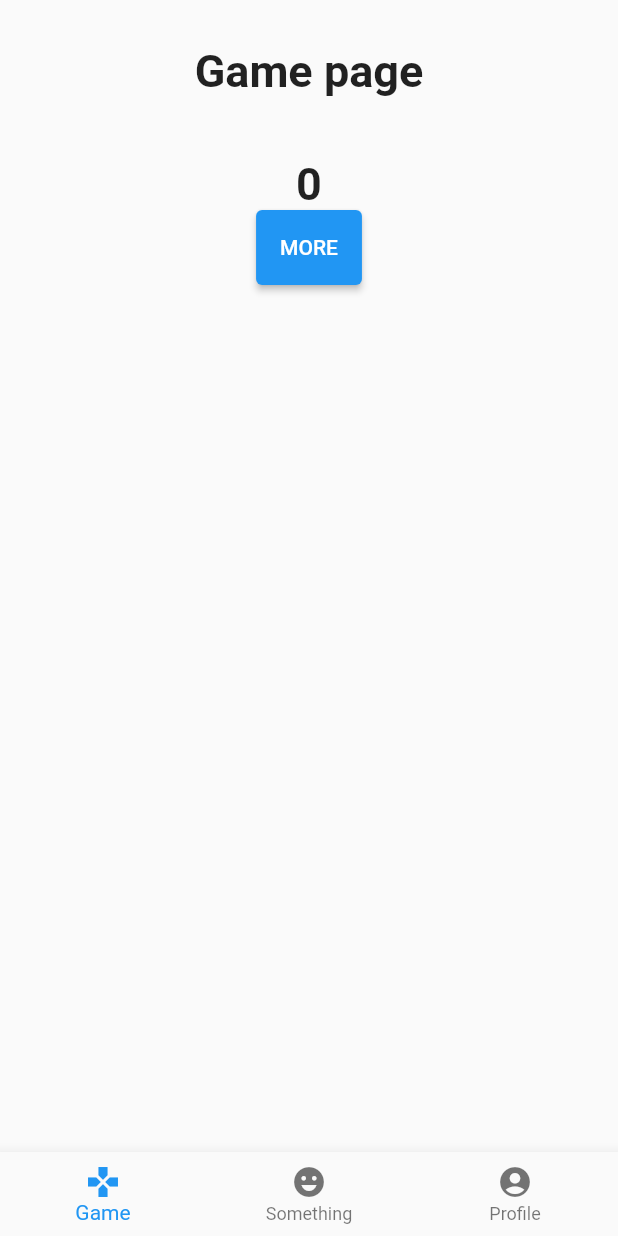
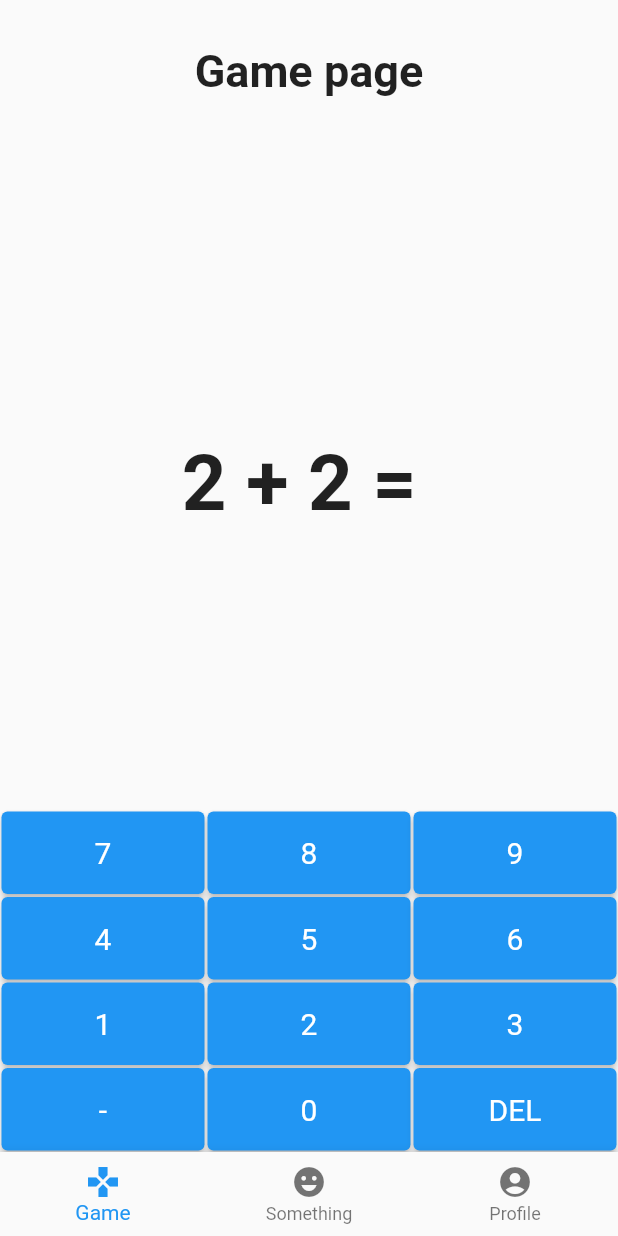
Before and after one commit to EvgenyPetrashko/arithmetic_pvp, a Flutter app: the HomePage screen opened directly, on a phone screen of 412 x 824 dp. Run offline on Flutter 3.47's test engine with Material 2 defaults, Android fonts, the light colour scheme and no system bars; our stand-ins replace dio, flutter_svg, loading_overlay, shared_preferences; accounts and stored records are empty.

Commit message:
Added keyboard, logic is not implemented

```diff
--- a/lib/game.dart
+++ b/lib/game.dart
@@ -1,4 +1,6 @@
+import 'package:arithmetic_pvp/keyboard.dart';
 import 'package:flutter/material.dart';
+
 
 class GamePage extends StatefulWidget {
   const GamePage({Key? key}) : super(key: key);
@@ -8,49 +10,90 @@ class GamePage extends StatefulWidget {
 }
 
 class _GamePageState extends State<GamePage> {
-  var i = 0;
+  final String expression = "2 + 2 = ";
+  String ans = '';
 
-  // @override
-  // void initState() {
-  //   super.initState();
-  //   i = 0;
-  // }
+  void updateAns(String command) {
+    setState(() {
+      switch(command) {
+        case 'DEL': {
+          if (ans.isNotEmpty) {
+            ans = ans.substring(0, ans.length - 1);
+          }
+        }
+        break;
 
-  void _increment() {
-    setState(() {
-      i++;
+        case '-': {
+          if (ans.isEmpty){
+            ans = '-';
+          }
+          else{
+            if (ans[0] == '-'){
+              ans = ans.substring(1);
+            }
+            else{
+              ans = '-' + ans;
+            }
+          }
+        }
+        break;
+
+        default: {
+          ans = ans + 'command';
+        }
+        break;
+      }
+
     });
   }
 
   @override
   Widget build(BuildContext context) {
-    return Center(
+    return SafeArea(
       child: Column(
-        mainAxisAlignment: MainAxisAlignment.start,
+        mainAxisAlignment: MainAxisAlignment.spaceBetween,
         children: <Widget>[
           Container(
             child: const Text("Game page",
                 style: TextStyle(fontSize: 30, fontWeight: FontWeight.bold)),
             margin: const EdgeInsets.only(top: 30, bottom: 40),
           ),
-          Container(
-            padding: const EdgeInsets.only(left: 50, right: 50),
-            child: Text(
-              i.toString(),
-              style: const TextStyle(fontSize: 30, fontWeight: FontWeight.bold),
+          Center(
+            child: Row(
+              mainAxisAlignment: MainAxisAlignment.center,
+              children: [
+                Text(
+                  expression,
+                  // textAlign: TextAlign.center,
+                  style: const TextStyle(
+                      fontSize: 52, fontWeight: FontWeight.bold),
+                ),
+                Text(
+                  ans,
+                  // textAlign: TextAlign.center,
+                  style: const TextStyle(
+                      fontSize: 52, fontWeight: FontWeight.bold),
+                ),
+                // SizedBox(
+                //   width: 100,
+                //   // padding: const EdgeInsets.only(left: 10),
+                //   child: (TextField(
+                //     decoration: const InputDecoration(
+                //       hintText: '123',
+                //       border: InputBorder.none,
+                //     ),
+                //     inputFormatters: [
+                //       LengthLimitingTextInputFormatter(3),
+                //     ],
+                //     style: const TextStyle(
+                //         fontSize: 52, fontWeight: FontWeight.bold),
+                //     // textAlign: TextAlign.left,
+                //   )),
+                // ),
+              ],
             ),
           ),
-          Align(
-            alignment: Alignment.bottomCenter,
-            child: Container(
-              margin: const EdgeInsets.only(bottom: 50),
-              height: 50,
-              child: ElevatedButton(
-                onPressed: _increment,
-                child: const Text('MORE'),
-              ),
-            ),
-          ),
+          Keyboard(onTap: updateAns),
         ],
       ),
     );
--- /dev/null
+++ b/lib/keyboard.dart
@@ -0,0 +1,67 @@
+import 'package:flutter/material.dart';
+
+class Keyboard extends StatefulWidget {
+  final void Function(String) onTap;
+
+  const Keyboard({Key? key, required this.onTap}) : super(key: key);
+
+  @override
+  State<Keyboard> createState() => _KeyboardState();
+}
+
+class _KeyboardState extends State<Keyboard> {
+  @override
+  Widget build(BuildContext context) {
+    return Column(children: [
+      Row(children: const [
+        KeyboardButton(val: '7'),
+        KeyboardButton(val: '8'),
+        KeyboardButton(val: '9'),
+      ]),
+      Row(children: const [
+        KeyboardButton(val: '4'),
+        KeyboardButton(val: '5'),
+        KeyboardButton(val: '6'),
+      ]),
+      Row(children: const [
+        KeyboardButton(val: '1'),
+        KeyboardButton(val: '2'),
+        KeyboardButton(val: '3'),
+      ]),
+      Row(children: const [
+        KeyboardButton(val: '-'),
+        KeyboardButton(val: '0'),
+        KeyboardButton(val: 'DEL'),
+      ]),
+    ]);
+  }
+}
+
+class KeyboardButton extends StatelessWidget {
+  final String val;
+
+  const KeyboardButton({Key? key, required this.val}) : super(key: key);
+
+  @override
+  Widget build(BuildContext context) {
+    return Expanded(
+      child: Container(
+        margin: const EdgeInsets.all(1),
+        child: ElevatedButton(
+          style: TextButton.styleFrom(
+            padding: const EdgeInsets.all(16.0),
+            primary: Colors.white,
+            textStyle: const TextStyle(fontSize: 20),
+          ),
+          onPressed: () {
+
+          },
+          child: Text(
+            val,
+            textAlign: TextAlign.center,
+          ),
+        ),
+      ),
+    );
+  }
+}
```
